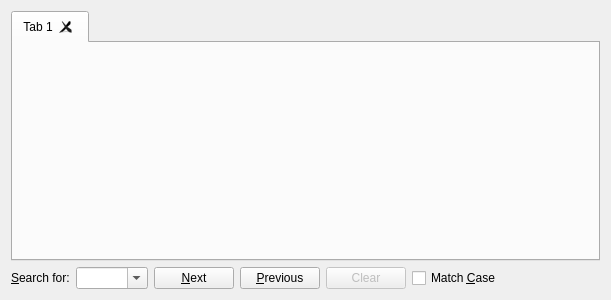
Qt form src/qtgui/preview.ui (alberti42/recoll-macos) before a commit.
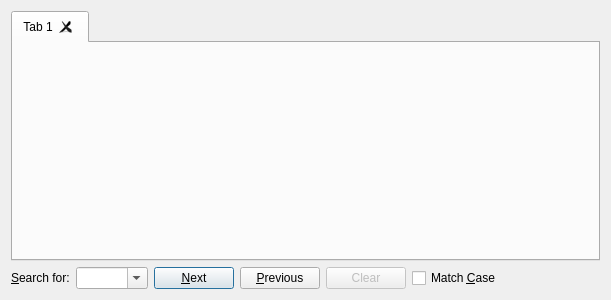
The same form after that commit.

Commit message: GUI preview: make window a dialog so that it closes properly on macos

The edit to the form file:
```diff
--- a/src/qtgui/preview.ui
+++ b/src/qtgui/preview.ui
@@ -1,7 +1,7 @@
 <?xml version="1.0" encoding="UTF-8"?>
 <ui version="4.0">
  <class>Preview</class>
- <widget class="QWidget" name="Preview">
+ <widget class="QDialog" name="Preview">
   <property name="geometry">
    <rect>
     <x>0</x>
```
The commit also changes 1 other file.
